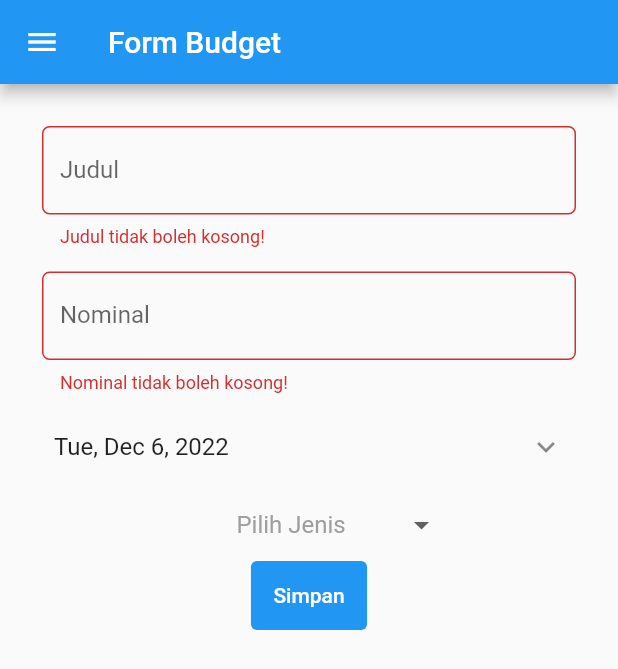
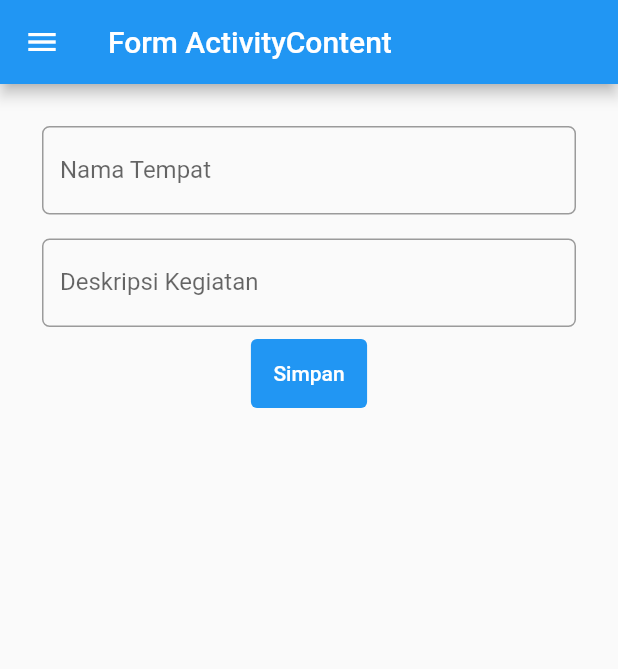
Before and after one commit to JelajahIndonesiaA07/JelajahIndonesiaMobile, a Flutter app: the MyFormPage screen opened directly, after a tap on "Simpan", on a phone screen of 412 x 824 dp. Shown: the top 669 px of the screen. Run offline on Flutter 3.47's test engine with Material 2 defaults, Android fonts, the phone set to English and light mode, and no system bars.

Commit message:
Activity: Irsyad : (POST Method success)
Emergencycall: Vero()

```diff
--- a/lib/activity/models/activity.dart
+++ b/lib/activity/models/activity.dart
@@ -42,18 +42,18 @@ class Fields {
     required this.description,
   });
 
-  int user;
+  int? user;
   String title;
   String description;
 
   factory Fields.fromJson(Map<String, dynamic> json) => Fields(
-        user: json["user"],
+        user: json["user"] ,
         title: json["title"],
         description: json["description"],
       );
 
   Map<String, dynamic> toJson() => {
-        "user": user,
+        "user": user == null ? null : user,
         "title": title,
         "description": description,
       };
--- a/lib/activity/models/all.dart
+++ /dev/null
@@ -1,5 +0,0 @@
-library jim.globals;
-
-import '../page/budget_form.dart';
-
-List<Budget> budgets = [];
--- a/lib/activity/page/budget_form.dart
+++ b/lib/activity/page/budget_form.dart
@@ -2,55 +2,53 @@ import 'package:flutter/material.dart';
 import 'package:flutter/services.dart';
 import '../widgets/drawer.dart';
 import 'package:intl/intl.dart';
-import '../models/all.dart' as globals;
+import 'package:http/http.dart' as http;
+import 'dart:convert';
 
 class MyFormPage extends StatefulWidget {
   const MyFormPage({super.key});
 
   @override
-  State<MyFormPage> createState() => _TambahBudgetPageState();
+  State<MyFormPage> createState() => _TambahActivityContentPageState();
 }
 
+class ActivityContent {
+  late String title;
+  late String description;
 
-class Budget {
-  late String judul;
-  late int nominal;
-  late String jenisBudget;
-  late DateTime date;
-
-  Budget(
-      {required this.judul,
-      required this.nominal,
-      required this.jenisBudget,
-      required this.date});
+  ActivityContent({
+    required this.title,
+    required this.description,
+  });
 }
 
-class _TambahBudgetPageState extends State<MyFormPage> {
+class _TambahActivityContentPageState extends State<MyFormPage> {
   final _formKey = GlobalKey<FormState>();
-  String? _judul;
-  int? nominal;
-  String? jenisBudget;
-  List<String> listJenisBudget = ['Pemasukan', 'Pengeluaran'];
-  DateTime date = DateTime.now();
+  String? title;
+  String? description;
+  Future<ActivityContent>? _futureAlbum;
+  final TextEditingController _in = TextEditingController();
+  final TextEditingController _in2 = TextEditingController();
 
-  onPressed(BuildContext context) {
-    var data = Budget(
-        judul: _judul!,
-        nominal: nominal!,
-        jenisBudget: jenisBudget!,
-        date: date);
-    globals.budgets.add(data);
-    ScaffoldMessenger.of(context).showSnackBar(
-        const SnackBar(content: Text('Data sedang diproses. Mohon tunggu...')));
+  void submit(String title, String description) async {
+    var url = Uri.parse(
+        'https://jelajah-indonesia.up.railway.app/activity/add-activity-flutter/');
+    var map = <String, dynamic>{};
+    map["title"] = title;
+    map["description"] = description;
+    var response = await http.post(url, body: map);
+    print(response.body);
+    onPressed(BuildContext context) {
+      ScaffoldMessenger.of(context).showSnackBar(const SnackBar(
+          content: Text('Data sedang diproses. Mohon tunggu...')));
+    }
   }
 
   @override
   Widget build(BuildContext context) {
-    String datetime =
-        DateFormat(DateFormat.YEAR_ABBR_MONTH_WEEKDAY_DAY).format(date);
     return Scaffold(
       appBar: AppBar(
-        title: const Text('Form Budget'),
+        title: const Text('Form ActivityContent'),
       ),
       drawer: const DrawerApp(),
       body: Form(
@@ -63,10 +61,11 @@ class _TambahBudgetPageState extends State<MyFormPage> {
                 Padding(
                   // Menggunakan padding sebesar 8 pixels
                   padding: const EdgeInsets.all(8.0),
-                  child: TextFormField(
+                  child: TextField(
+                    controller: _in,
                     decoration: InputDecoration(
-                      hintText: "Contoh: Sushi",
-                      labelText: "Judul",
+                      hintText: "Contoh: Dieng",
+                      labelText: "Nama Tempat",
                       // Menambahkan circular border agar lebih rapi
                       border: OutlineInputBorder(
                         borderRadius: BorderRadius.circular(5.0),
@@ -75,106 +74,56 @@ class _TambahBudgetPageState extends State<MyFormPage> {
                     // Menambahkan behavior saat nama diketik
                     onChanged: (String? value) {
                       setState(() {
-                        _judul = value!;
+                        title = value!;
                       });
                     },
                     // Menambahkan behavior saat data disimpan
-                    onSaved: (String? value) {
-                      setState(() {
-                        _judul = value!;
-                      });
-                    },
-                    // Validator sebagai validasi form
-                    validator: (String? value) {
-                      if (value == null || value.isEmpty) {
-                        return 'Judul tidak boleh kosong!';
-                      }
-                      return null;
-                    },
+                    // onSaved: (String? value) {
+                    //   setState(() {
+                    //     _title = value!;
+                    //   });
+                    // },
+                    // // Validator sebagai validasi form
+                    // validator: (String? value) {
+                    //   if (value == null || value.isEmpty) {
+                    //     return 'title tidak boleh kosong!';
+                    //   }
+                    //   return null;
+                    // },
                   ),
                 ),
                 Padding(
                   // Menggunakan padding sebesar 8 pixels
                   padding: const EdgeInsets.all(8.0),
-                  child: TextFormField(
+                  child: TextField(
+                    controller: _in2,
                     decoration: InputDecoration(
-                      hintText: "Contoh: 200000",
-                      labelText: "Nominal",
+                      hintText: "Contoh: Berenang",
+                      labelText: "Deskripsi Kegiatan",
                       // Menambahkan circular border agar lebih rapi
                       border: OutlineInputBorder(
                         borderRadius: BorderRadius.circular(5.0),
                       ),
                     ),
-                    keyboardType: TextInputType.number,
-                    inputFormatters: <TextInputFormatter>[
-                      FilteringTextInputFormatter.digitsOnly
-                    ],
                     // Menambahkan behavior saat nama diketik
-                    onChanged: (String? value) {
+                    onChanged: (String? desc) {
                       setState(() {
-                        if (value != '') {
-                          nominal = int.parse(value!);
-                        }
+                        description = desc!;
                       });
                     },
                     // Menambahkan behavior saat data disimpan
-                    onSaved: (String? value) {
-                      setState(() {
-                        if (value != '') {
-                          nominal = int.parse(value!);
-                        }
-                      });
-                    },
+                    // onSaved: (String? desc) {
+                    //   setState(() {
+                    //     description = desc!;
+                    //   });
+                    // },
                     // Validator sebagai validasi form
-                    validator: (String? value) {
-                      if (value == null || value.isEmpty) {
-                        return 'Nominal tidak boleh kosong!';
-                      }
-                      return null;
-                    },
-                  ),
-                ),
-                ListTile(
-                  title: Text(datetime),
-                  // make date to center
-                  trailing: const Icon(Icons.keyboard_arrow_down),
-                  onTap: () async {
-                    final DateTime? picked = await showDatePicker(
-                      context: context,
-                      initialDate: date,
-                      firstDate: DateTime(2015, 8),
-                      lastDate: DateTime(2101),
-                    );
-                    if (picked != null && picked != date) {
-                      return setState(() {
-                        date = picked;
-                      });
-                    }
-                  },
-                ),
-                DropdownButtonHideUnderline(
-                  child: DropdownButton(
-                    value: jenisBudget,
-                    icon: const Icon(Icons.arrow_drop_down),
-                    items: listJenisBudget.map((String items) {
-                      return DropdownMenuItem(
-                        value: items,
-                        child: Text(items),
-                      );
-                    }).toList(),
-                    onChanged: (String? newValue) {
-                      setState(() {
-                        jenisBudget = newValue!;
-                      });
-                    },
-                    hint: const SizedBox(
-                      width: 150, //and here
-                      child: Text(
-                        "Pilih Jenis",
-                        style: TextStyle(color: Colors.grey),
-                        textAlign: TextAlign.center,
-                      ),
-                    ),
+                    // validator: (String? value) {
+                    //   if (value == null || value.isEmpty) {
+                    //     return 'title tidak boleh kosong!';
+                    //   }
+                    //   return null;
+                    // },
                   ),
                 ),
                 Align(
@@ -187,38 +136,7 @@ class _TambahBudgetPageState extends State<MyFormPage> {
                         alignment: Alignment.center),
                     onPressed: () {
                       if (_formKey.currentState!.validate()) {
-                        if (jenisBudget == null || jenisBudget == '') {
-                          showDialog(
-                            context: context,
-                            builder: (context) {
-                              return Dialog(
-                                shape: RoundedRectangleBorder(
-                                  borderRadius: BorderRadius.circular(10),
-                                ),
-                                elevation: 15,
-                                child: ListView(
-                                  padding: const EdgeInsets.only(
-                                      top: 20, bottom: 20),
-                                  shrinkWrap: true,
-                                  children: <Widget>[
-                                    const Center(
-                                        child: Text(
-                                            'Pilih Jenis tidak boleh kosong')),
-                                    const SizedBox(height: 20),
-                                    TextButton(
-                                      onPressed: () {
-                                        Navigator.pop(context);
-                                      },
-                                      child: const Text('Kembali'),
-                                    ),
-                                  ],
-                                ),
-                              );
-                            },
-                          );
-                        } else {
-                          onPressed(context);
-                        }
+                        submit(title!, description!);
                       }
                     },
                     child: const Text("Simpan",
--- a/lib/activity/widgets/drawer.dart
+++ b/lib/activity/widgets/drawer.dart
@@ -1,7 +1,6 @@
 import 'package:flutter/material.dart';
 import '../../main.dart';
 import '../page/budget_form.dart';
-import '../page/budget_data.dart';
 import '../page/myactivity.dart';
 
 class DrawerApp extends StatelessWidget {
@@ -26,7 +25,7 @@ class DrawerApp extends StatelessWidget {
             },
           ),
           ListTile(
-            title: const Text('Tambah Budget'),
+            title: const Text('Tambah Aktivitas'),
             onTap: () {
               // Route menu ke halaman Form Budget
               Navigator.pushReplacement(
@@ -36,17 +35,7 @@ class DrawerApp extends StatelessWidget {
             },
           ),
           ListTile(
-            title: const Text('Data Budget'),
-            onTap: () {
-              // Route menu ke halaman Data budget
-              Navigator.pushReplacement(
-                context,
-                MaterialPageRoute(builder: (context) => const MyDataPage()),
-              );
-            },
-          ),
-          ListTile(
-            title: const Text('My Watchlist'),
+            title: const Text('Things To DO'),
             onTap: () {
               // Route menu ke halaman data budget
               Navigator.pushReplacement(
```
Also changed, not shown: lib/activity/page/budget_data.dart (deleted, +0 -51 lines).
